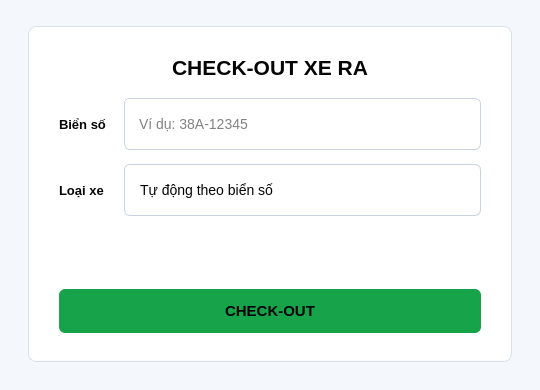
Qt form QLBaiDoXeThongMinh/giaodien/designer/check_out.ui (hiennguyen2501/project_HeThongQuanLyBaiXeThongMinh) before a commit.
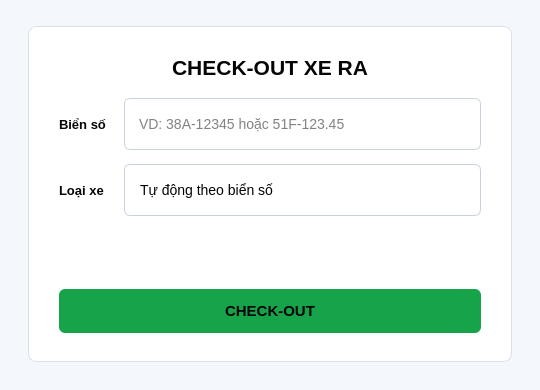
The same form after that commit.

```diff
--- a/QLBaiDoXeThongMinh/giaodien/designer/check_out.ui
+++ b/QLBaiDoXeThongMinh/giaodien/designer/check_out.ui
@@ -125,7 +125,7 @@
         <item row="0" column="1">
          <widget class="QLineEdit" name="txt_bien_so">
           <property name="placeholderText">
-           <string>Ví dụ: 38A-12345</string>
+           <string>VD: 38A-12345 hoặc 51F-123.45</string>
           </property>
          </widget>
         </item>
```
